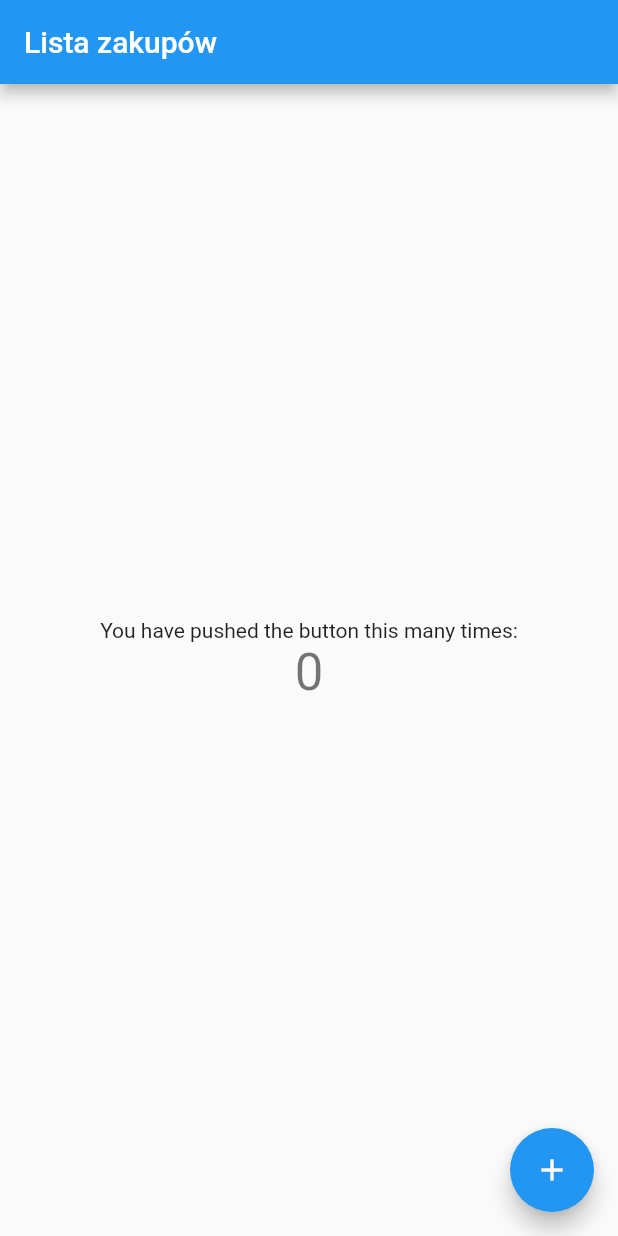
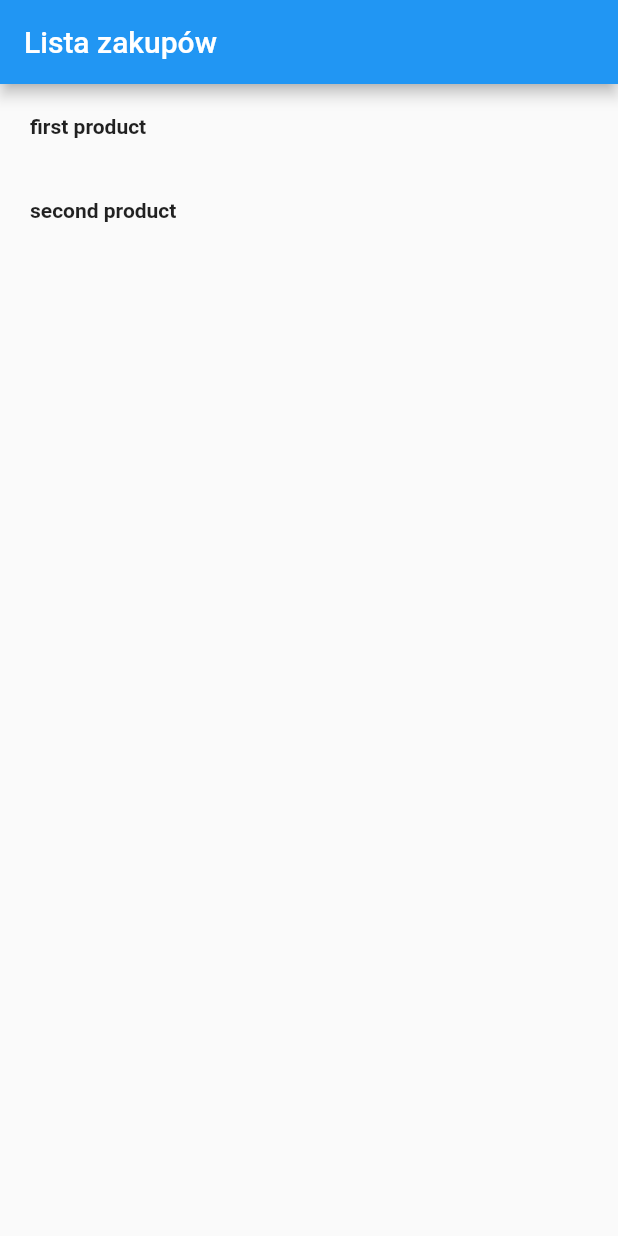
Before and after one commit to mariuszmarzec/shopping_list, a Flutter app: the screen it shows after launch, on a phone screen of 412 x 824 dp. Run offline on Flutter 3.47's test engine with Material 2 defaults, Android fonts, the phone set to English and light mode, and no system bars; our stand-ins replace rxdart.

Commit message:
Created loading products to list

```diff
--- a/lib/main.dart
+++ b/lib/main.dart
@@ -1,5 +1,6 @@
 import 'package:flutter/material.dart';
 import 'package:rxdart/rxdart.dart';
+import 'src/ui/home/homepage.dart';
 import 'src/Lang.dart';
 
 void main() => runApp(new MyApp());
@@ -17,50 +18,3 @@ class MyApp extends StatelessWidget {
     );
   }
 }
-
-class MyHomePage extends StatefulWidget {
-  MyHomePage({Key key, this.title}) : super(key: key);
-
-  final String title;
-
-  @override
-  _MyHomePageState createState() => new _MyHomePageState();
-}
-
-class _MyHomePageState extends State<MyHomePage> {
-  int _counter = 0;
-
-  void _incrementCounter() {
-    setState(() {
-      _counter++;
-    });
-  }
-
-  @override
-  Widget build(BuildContext context) {
-    return new Scaffold(
-      appBar: new AppBar(
-        title: new Text(widget.title),
-      ),
-      body: new Center(
-        child: new Column(
-          mainAxisAlignment: MainAxisAlignment.center,
-          children: <Widget>[
-            new Text(
-              'You have pushed the button this many times:',
-            ),
-            new Text(
-              '$_counter',
-              style: Theme.of(context).textTheme.display1,
-            ),
-          ],
-        ),
-      ),
-      floatingActionButton: new FloatingActionButton(
-        onPressed: _incrementCounter,
-        tooltip: 'Increment',
-        child: new Icon(Icons.add),
-      ), // This trailing comma makes auto-formatting nicer for build methods.
-    );
-  }
-}
--- /dev/null
+++ b/lib/src/ui/home/bloc.dart
@@ -0,0 +1,36 @@
+import 'dart:async';
+import 'package:rxdart/rxdart.dart';
+
+class HomePageBloc {
+
+  final initialState = HomePageState(products: []);
+  final BehaviorSubject<HomePageState> _state = new BehaviorSubject<HomePageState>();
+
+  HomePageBloc() {
+    _state.add(initialState);
+  }
+
+  Observable<HomePageState> get state => _state.stream;
+
+  load() async {
+    _state.add(HomePageState(loading: true));
+    Future.delayed(const Duration(seconds: 2), () {
+      _state.add(HomePageState(products: ['first product', 'second product']));
+    });
+  }
+
+  dispose() async {
+    _state.close();
+  }
+}
+
+class HomePageState {
+  final bool loading;
+  final List<String> products;
+  final String error;
+
+  HomePageState({
+    this.loading = false,
+    this.products,
+    this.error});
+}
--- /dev/null
+++ b/lib/src/ui/home/homepage.dart
@@ -0,0 +1,64 @@
+import 'package:flutter/material.dart';
+import 'package:shopping_list/src/ui/home/bloc.dart';
+
+class MyHomePage extends StatefulWidget {
+  MyHomePage({Key key, this.title}) : super(key: key);
+
+  final String title;
+
+  @override
+  _MyHomePageState createState() => new _MyHomePageState();
+}
+
+class _MyHomePageState extends State<MyHomePage> {
+  final HomePageBloc bloc = HomePageBloc();
+
+  @override
+  void initState() {
+    bloc.load();
+    super.initState();
+  }
+
+  @override
+  void dispose() {
+    bloc.dispose();
+    super.dispose();
+  }
+
+  @override
+  Widget build(BuildContext context) {
+    return new Scaffold(
+        appBar: new AppBar(
+          title: new Text(widget.title),
+        ),
+        body: getView());
+  }
+
+  Widget getView() {
+    return new StreamBuilder<HomePageState>(
+        stream: bloc.state,
+        initialData: HomePageState(products: List<String>()),
+        builder: (context, stream) {
+          var state = stream.data;
+          if (state.loading) {
+            return new Center(child: CircularProgressIndicator());
+          } else {
+            return new ListView.builder(
+                itemCount: state.products.length,
+                itemBuilder: (context, int position) {
+              return getRow(state.products, position);
+            });
+          }
+        });
+  }
+
+  Widget getRow(List<String> products, int position) {
+    return Padding(
+      padding: EdgeInsets.all(20.0),
+      child: Text(
+          products[position],
+        style: TextStyle(fontWeight: FontWeight.bold, fontSize: 14.0),
+      ),
+    );
+  }
+}
--- a/lib/src/ui/main/bloc.dart
+++ /dev/null
@@ -1,27 +0,0 @@
-import 'package:rxdart/rxdart.dart';
-
-class HomePageBloc {
-
-  final initialState = Iterable.empty();
-  final PublishSubject<String> _event = new PublishSubject<String>();
-
-  Observable<List<String>> _state;
-
-  HomePageBloc() {
-    _state = Observable<String>.merge([_event]).scan(
-            (List<String> current, String newProduct, int index)
-        => new List.from(current) + [newProduct], List());
-  }
-
-  Observable<List<String>> get state => _state;
-
-  addProduct() {
-    _event.add("Nowy produkt");
-  }
-
-  dispose() async {
-    _event.close();
-  }
-}
-
-HomePageBloc bloc = HomePageBloc();
```
